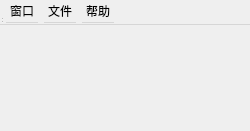
Above: TimeTable-Qt/TimeTableQt.ui from SHM-white/TimeTable-Qt before the change. Below: the same form after it.
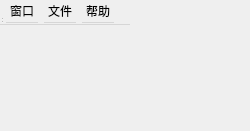
That is the form after the change. Icons and pictures are not drawn.

```diff
--- a/TimeTable-Qt/TimeTableQt.ui
+++ b/TimeTable-Qt/TimeTableQt.ui
@@ -44,14 +44,14 @@
     <rect>
      <x>0</x>
      <y>0</y>
-     <width>250</width>
+     <width>130</width>
      <height>25</height>
     </rect>
    </property>
    <property name="minimumSize">
     <size>
-     <width>250</width>
-     <height>0</height>
+     <width>130</width>
+     <height>25</height>
     </size>
    </property>
    <widget class="QMenu" name="menufiles">
```
